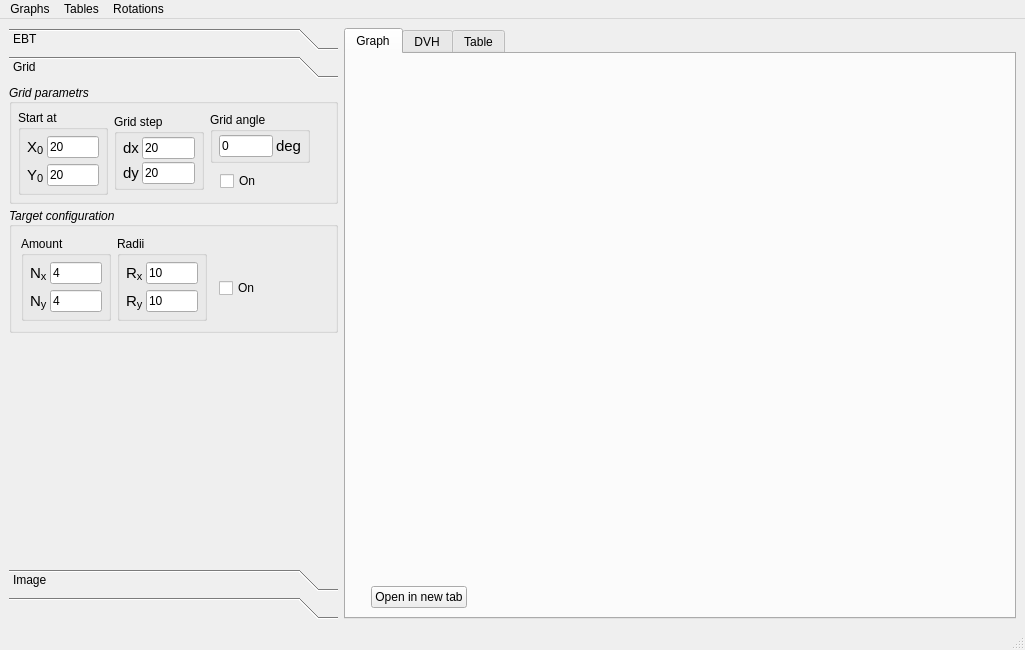
Above: mainwindow.ui from LionIvy/EBT_isodose before the change. Below: the same form after it.
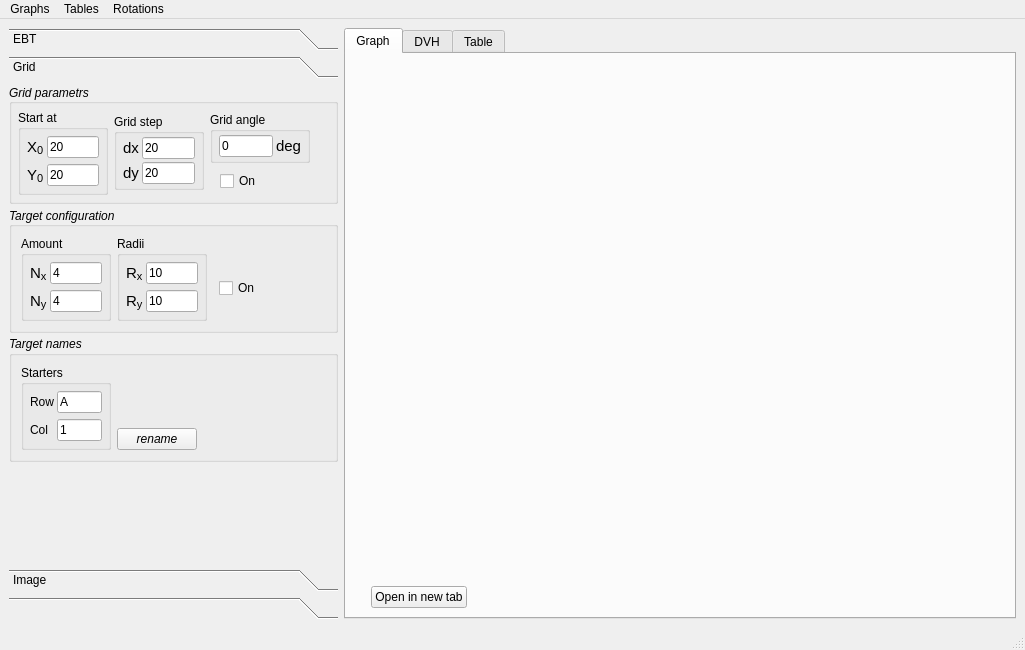
That is the form after the change. Custom widgets are drawn as their Qt base class.

What changed in the file:
```diff
--- a/mainwindow.ui
+++ b/mainwindow.ui
@@ -856,6 +856,169 @@
              </layout>
             </widget>
            </item>
+           <item>
+            <widget class="QGroupBox" name="groupBox">
+             <property name="font">
+              <font>
+               <italic>true</italic>
+              </font>
+             </property>
+             <property name="title">
+              <string>Target names</string>
+             </property>
+             <layout class="QGridLayout" name="gridLayout_15">
+              <item row="0" column="0">
+               <widget class="QGroupBox" name="start_at_gB_4">
+                <property name="sizePolicy">
+                 <sizepolicy hsizetype="Minimum" vsizetype="Fixed">
+                  <horstretch>0</horstretch>
+                  <verstretch>0</verstretch>
+                 </sizepolicy>
+                </property>
+                <property name="minimumSize">
+                 <size>
+                  <width>60</width>
+                  <height>85</height>
+                 </size>
+                </property>
+                <property name="maximumSize">
+                 <size>
+                  <width>90</width>
+                  <height>16777215</height>
+                 </size>
+                </property>
+                <property name="font">
+                 <font>
+                  <italic>false</italic>
+                 </font>
+                </property>
+                <property name="title">
+                 <string>Starters</string>
+                </property>
+                <layout class="QGridLayout" name="gridLayout_14">
+                 <property name="leftMargin">
+                  <number>6</number>
+                 </property>
+                 <property name="topMargin">
+                  <number>3</number>
+                 </property>
+                 <property name="rightMargin">
+                  <number>6</number>
+                 </property>
+                 <property name="bottomMargin">
+                  <number>3</number>
+                 </property>
+                 <property name="spacing">
+                  <number>3</number>
+                 </property>
+                 <item row="1" column="0">
+                  <widget class="QLabel" name="label_12">
+                   <property name="text">
+                    <string>Row</string>
+                   </property>
+                  </widget>
+                 </item>
+                 <item row="2" column="1">
+                  <widget class="QLineEdit" name="targetNameCol_edit">
+                   <property name="sizePolicy">
+                    <sizepolicy hsizetype="Minimum" vsizetype="Fixed">
+                     <horstretch>0</horstretch>
+                     <verstretch>0</verstretch>
+                    </sizepolicy>
+                   </property>
+                   <property name="minimumSize">
+                    <size>
+                     <width>30</width>
+                     <height>0</height>
+                    </size>
+                   </property>
+                   <property name="locale">
+                    <locale language="English" country="UnitedStates"/>
+                   </property>
+                   <property name="text">
+                    <string>1</string>
+                   </property>
+                  </widget>
+                 </item>
+                 <item row="2" column="0">
+                  <widget class="QLabel" name="label_13">
+                   <property name="text">
+                    <string>Col</string>
+                   </property>
+                  </widget>
+                 </item>
+                 <item row="1" column="1">
+                  <widget class="QLineEdit" name="targetNameRow_edit">
+                   <property name="sizePolicy">
+                    <sizepolicy hsizetype="Minimum" vsizetype="Fixed">
+                     <horstretch>0</horstretch>
+                     <verstretch>0</verstretch>
+                    </sizepolicy>
+                   </property>
+                   <property name="minimumSize">
+                    <size>
+                     <width>30</width>
+                     <height>0</height>
+                    </size>
+                   </property>
+                   <property name="locale">
+                    <locale language="English" country="UnitedStates"/>
+                   </property>
+                   <property name="text">
+                    <string>A</string>
+                   </property>
+                  </widget>
+                 </item>
+                </layout>
+               </widget>
+              </item>
+              <item row="0" column="1">
+               <layout class="QVBoxLayout" name="verticalLayout_4">
+                <item>
+                 <spacer name="verticalSpacer">
+                  <property name="orientation">
+                   <enum>Qt::Vertical</enum>
+                  </property>
+                  <property name="sizeHint" stdset="0">
+                   <size>
+                    <width>20</width>
+                    <height>40</height>
+                   </size>
+                  </property>
+                 </spacer>
+                </item>
+                <item>
+                 <layout class="QHBoxLayout" name="horizontalLayout_3">
+                  <property name="bottomMargin">
+                   <number>0</number>
+                  </property>
+                  <item>
+                   <widget class="QPushButton" name="rename_btn">
+                    <property name="text">
+                     <string>rename</string>
+                    </property>
+                   </widget>
+                  </item>
+                  <item>
+                   <spacer name="horizontalSpacer_12">
+                    <property name="orientation">
+                     <enum>Qt::Horizontal</enum>
+                    </property>
+                    <property name="sizeHint" stdset="0">
+                     <size>
+                      <width>40</width>
+                      <height>20</height>
+                     </size>
+                    </property>
+                   </spacer>
+                  </item>
+                 </layout>
+                </item>
+               </layout>
+              </item>
+             </layout>
+            </widget>
+           </item>
            <item>
             <spacer name="verticalSpacer_5">
              <property name="orientation">
```
